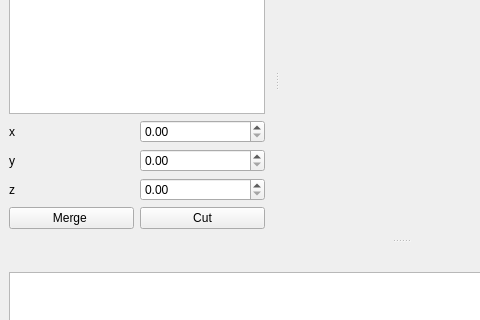
First picture: the form in 080-ManipulatingShapes/src/MainWindow.ui, repository haknkayaa/Qt-OpenCASCADE-Projects, before the edit; both pictures show x 0 to 480 and y 127 to 447 of the 802 by 600 pixel window.
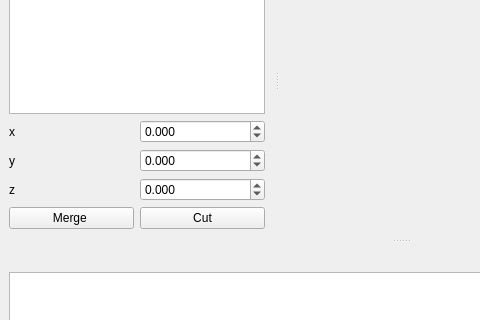
Second picture: the form after the edit. Custom widgets are drawn as their Qt base class.

What changed in the file:
```diff
--- a/080-ManipulatingShapes/src/MainWindow.ui
+++ b/080-ManipulatingShapes/src/MainWindow.ui
@@ -33,7 +33,17 @@
    <widget class="QWidget" name="dockWidgetContents">
     <layout class="QGridLayout" name="gridLayout_3">
      <item row="3" column="1">
-      <widget class="QDoubleSpinBox" name="zSpinBox"/>
+      <widget class="QDoubleSpinBox" name="zSpinBox">
+       <property name="decimals">
+        <number>3</number>
+       </property>
+       <property name="minimum">
+        <double>-9999990000.000000000000000</double>
+       </property>
+       <property name="maximum">
+        <double>9999999999.989999771118164</double>
+       </property>
+      </widget>
      </item>
      <item row="3" column="0">
       <widget class="QLabel" name="label_3">
@@ -43,7 +53,17 @@
       </widget>
      </item>
      <item row="1" column="1">
-      <widget class="QDoubleSpinBox" name="xSpinBox"/>
+      <widget class="QDoubleSpinBox" name="xSpinBox">
+       <property name="decimals">
+        <number>3</number>
+       </property>
+       <property name="minimum">
+        <double>-9999999.000000000000000</double>
+       </property>
+       <property name="maximum">
+        <double>99999999.989999994635582</double>
+       </property>
+      </widget>
      </item>
      <item row="1" column="0">
       <widget class="QLabel" name="label">
@@ -60,7 +80,17 @@
       </widget>
      </item>
      <item row="2" column="1">
-      <widget class="QDoubleSpinBox" name="ySpinBox"/>
+      <widget class="QDoubleSpinBox" name="ySpinBox">
+       <property name="decimals">
+        <number>3</number>
+       </property>
+       <property name="minimum">
+        <double>-99999990.000000000000000</double>
+       </property>
+       <property name="maximum">
+        <double>9999999.990000000223517</double>
+       </property>
+      </widget>
      </item>
      <item row="4" column="0">
       <widget class="QPushButton" name="mergeButton">
```
